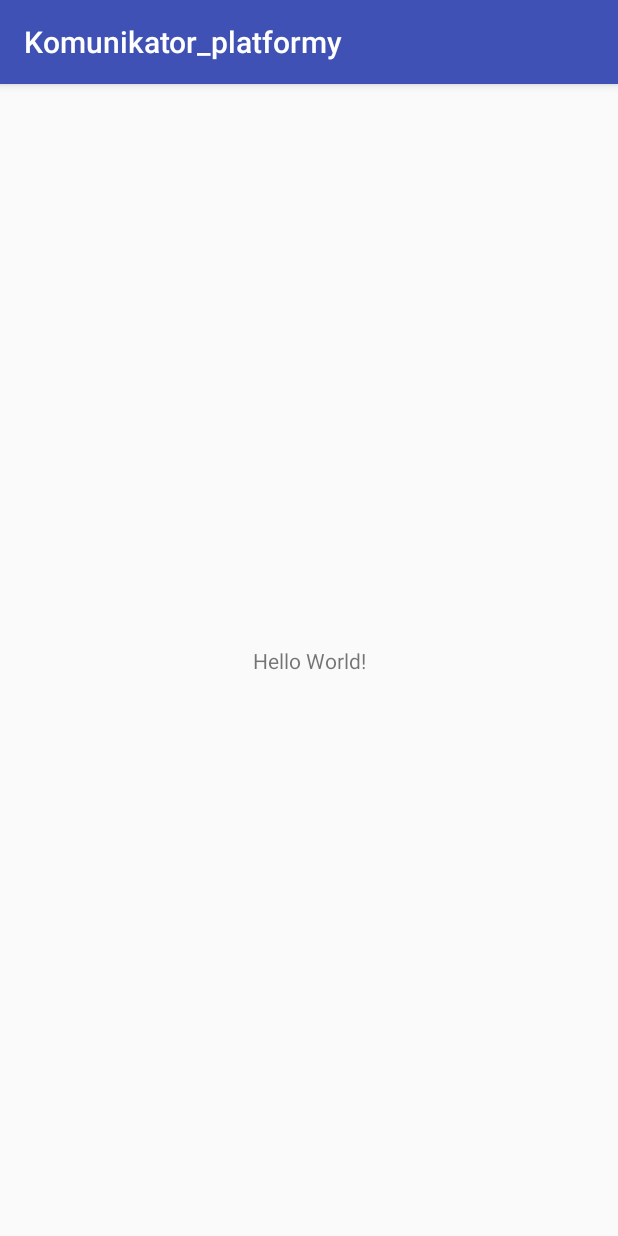
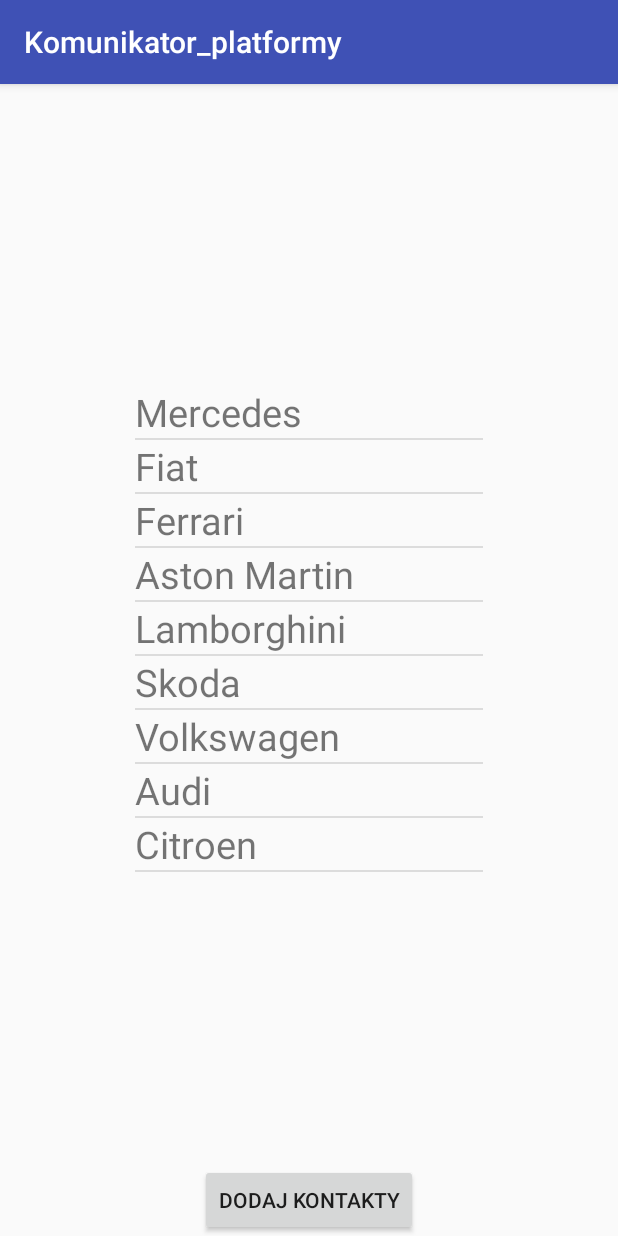
Before and after one commit to jedrzejkozal/Komunikator_platformy, an Android app: the screen it shows after launch (MainActivity), on a phone screen of 412 x 824 dp. Run offline under Robolectric (Android 15) with nearby library versions, the phone set to English and light mode, and no system bars.

Commit message:
basic GUI project for main activity

```diff
--- a/app/src/main/java/com/example/jedrzej/komunikator_platformy/MainActivity.java
+++ b/app/src/main/java/com/example/jedrzej/komunikator_platformy/MainActivity.java
@@ -2,12 +2,32 @@ package com.example.jedrzej.komunikator_platformy;
 
 import android.support.v7.app.AppCompatActivity;
 import android.os.Bundle;
+import java.util.ArrayList;
+import java.util.Arrays;
+import android.os.Bundle;
+import android.widget.ArrayAdapter;
+import android.widget.ListView;
+
 
 public class MainActivity extends AppCompatActivity {
+
+    private ListView list ;
+    private ArrayAdapter<String> adapter ;
 
     @Override
     protected void onCreate(Bundle savedInstanceState) {
         super.onCreate(savedInstanceState);
         setContentView(R.layout.activity_main);
+
+        list = (ListView) findViewById(R.id.listView1);
+
+        String cars[] = {"Mercedes", "Fiat", "Ferrari", "Aston Martin", "Lamborghini", "Skoda", "Volkswagen", "Audi", "Citroen"};
+
+        ArrayList<String> kontakty = new ArrayList<String>();
+        kontakty.addAll( Arrays.asList(cars) );
+
+        adapter = new ArrayAdapter<String>(this, R.layout.row, kontakty);
+
+        list.setAdapter(adapter);
     }
 }
--- a/app/src/main/res/layout/activity_main.xml
+++ b/app/src/main/res/layout/activity_main.xml
@@ -2,17 +2,29 @@
 <android.support.constraint.ConstraintLayout xmlns:android="http://schemas.android.com/apk/res/android"
     xmlns:app="http://schemas.android.com/apk/res-auto"
     xmlns:tools="http://schemas.android.com/tools"
+    android:id="@+id/db1_root"
     android:layout_width="match_parent"
     android:layout_height="match_parent"
-    tools:context="com.example.jedrzej.komunikator_platformy.MainActivity">
+    tools:context="com.example.jedrzej.komunikator_platformy.MainActivity"
+    android:orientation="vertical" >
 
-    <TextView
+    <Button android:id="@+id/button"
         android:layout_width="wrap_content"
         android:layout_height="wrap_content"
-        android:text="Hello World!"
         app:layout_constraintBottom_toBottomOf="parent"
         app:layout_constraintLeft_toLeftOf="parent"
         app:layout_constraintRight_toRightOf="parent"
-        app:layout_constraintTop_toTopOf="parent" />
+        android:text="Dodaj kontakty" />
+
+    <ListView
+        android:id="@+id/listView1"
+        android:layout_width="232dp"
+        android:layout_height="365dp"
+        app:layout_constraintBottom_toBottomOf="parent"
+        app:layout_constraintLeft_toLeftOf="parent"
+        app:layout_constraintRight_toRightOf="parent"
+        app:layout_constraintTop_toTopOf="parent"
+        tools:layout_editor_absoluteX="76dp"
+        tools:layout_editor_absoluteY="73dp" />
 
 </android.support.constraint.ConstraintLayout>
--- /dev/null
+++ b/app/src/main/res/layout/row.xml
@@ -0,0 +1,6 @@
+<TextView xmlns:android="http://schemas.android.com/apk/res/android"
+    android:id="@+id/Row"
+    android:layout_width="fill_parent"
+    android:layout_height="wrap_content"
+    android:textSize="25sp" >
+</TextView>
```
